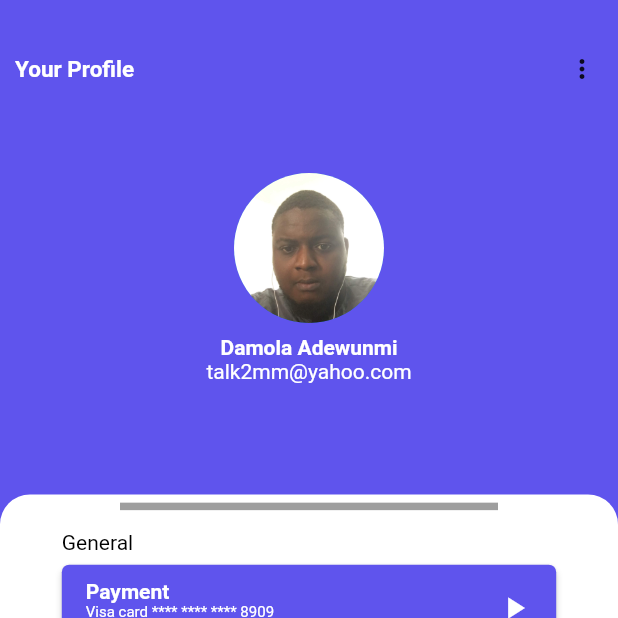
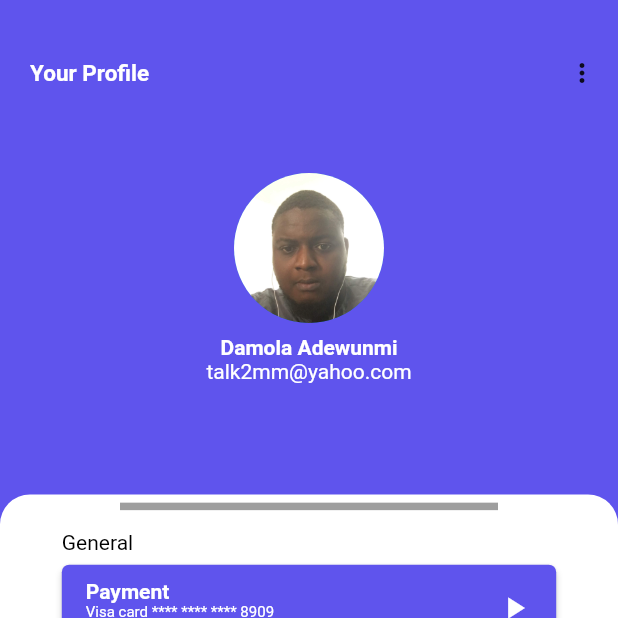
Before and after one commit to CalmExperts/Haus_party, a Flutter app: the screen it shows after launch, item 4 of the bottom bar chosen, on a phone screen of 412 x 824 dp, the top half of it. Run offline on Flutter 3.47's test engine with Material 2 defaults, Android fonts, the phone set to English and light mode, and no system bars; our stand-ins replace table_calendar; missing offline and left inert: dart:ffi; network calls fail.

Commit message:
made changes

```diff
--- a/lib/profile_page.dart
+++ b/lib/profile_page.dart
@@ -16,7 +16,7 @@ class ProfilePage extends StatelessWidget {
             child: Column(children: <Widget>[
               Container(
                 height: MediaQuery.of(context).size.height * 0.1,
-                padding: EdgeInsets.only(left: 10.0, top: 20.0, bottom: 10.0),
+                padding: EdgeInsets.only(left: 20.0, top: 25.0, bottom: 10.0),
                 child: Row(
                   mainAxisAlignment: MainAxisAlignment.spaceBetween,
                   children: <Widget>[
```
